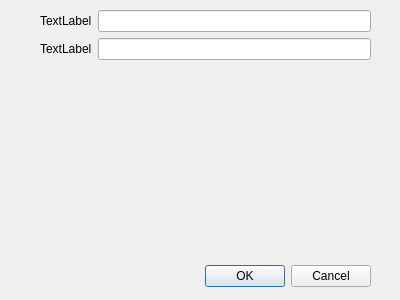
Qt form addrowdialog_ui.ui (lei-ctyh/sqlManger) before a commit.
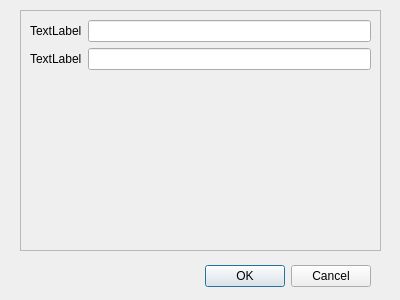
The same form after that commit.

Commit message: 新增记录模态框在表单项较多的情况下, 无法正常展示问题

Diff of the .ui file:
```diff
--- a/addrowdialog_ui.ui
+++ b/addrowdialog_ui.ui
@@ -29,15 +29,27 @@
     <set>QDialogButtonBox::Cancel|QDialogButtonBox::Ok</set>
    </property>
   </widget>
-  <widget class="QWidget" name="formLayoutWidget">
+  <widget class="QScrollArea" name="scrollArea">
    <property name="geometry">
     <rect>
-     <x>40</x>
+     <x>20</x>
      <y>10</y>
-     <width>331</width>
+     <width>361</width>
      <height>241</height>
     </rect>
    </property>
+   <property name="widgetResizable">
+    <bool>true</bool>
+   </property>
+   <widget class="QWidget" name="scrollAreaWidgetContents">
+    <property name="geometry">
+     <rect>
+      <x>0</x>
+      <y>0</y>
+      <width>359</width>
+      <height>239</height>
+     </rect>
+    </property>
    <layout class="QFormLayout" name="formLayout">
     <item row="0" column="0">
      <widget class="QLabel" name="label">
@@ -60,6 +72,7 @@
      <widget class="QLineEdit" name="lineEdit_2"/>
     </item>
    </layout>
+   </widget>
   </widget>
  </widget>
  <resources/>
```
Lines whose indentation alone changed are shown as unchanged. The commit also changes 2 other files.
